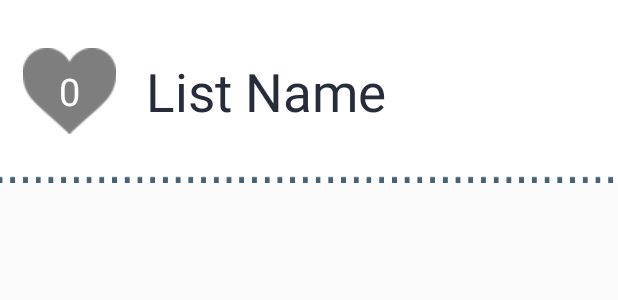
After one commit to avihay123/Veez, an Android app: the layout list_view_explorer.xml on its own in the app's theme, with its tools: preview values and no code run, on a phone screen of 412 x 824 dp. The commit adds this screen. Shown: the top 300 px of the screen. Run offline under Robolectric (Android 15) with nearby library versions, the phone set to English and light mode, and no system bars.

Commit message:
commit - add list_view_explorer layouts

```diff
--- /dev/null
+++ b/app/src/main/res/layout-land/list_view_explorer.xml
@@ -0,0 +1,34 @@
+<?xml version="1.0" encoding="utf-8"?>
+<LinearLayout xmlns:android="http://schemas.android.com/apk/res/android"
+    android:orientation="horizontal"
+    android:layout_width="match_parent"
+    android:layout_height="wrap_content"
+    android:background="@drawable/line">
+
+    <TextView
+        android:layout_width="wrap_content"
+        android:layout_height="wrap_content"
+        android:id="@+id/tv_num_likes"
+        android:background="@drawable/likes"
+        android:layout_weight="0"
+        android:text="0"
+        android:textColor="#ffffff"
+        android:textSize="25sp"
+        android:layout_gravity="center"
+        android:gravity="center"
+        android:layout_marginLeft="15dp"
+        android:layout_marginBottom="2dp"
+        android:layout_marginTop="2dp"/>
+
+        <TextView
+            android:layout_width="wrap_content"
+            android:layout_height="wrap_content"
+            android:id="@+id/tv_list_name"
+            android:textColor="#272c3b"
+            android:textSize="35sp"
+            android:text="List Name"
+            android:layout_marginLeft="20dp"
+            android:layout_gravity="center"
+            android:gravity="center"/>
+
+</LinearLayout>
--- a/app/src/main/res/layout-land/list_view_list.xml
+++ b/app/src/main/res/layout-land/list_view_list.xml
@@ -10,7 +10,7 @@
         android:layout_width="wrap_content"
         android:layout_height="wrap_content"
         android:id="@+id/tv_num_likes"
-        android:background="@drawable/likes_y_s"
+        android:background="@drawable/likes_y"
         android:layout_weight="0"
         android:text="0"
         android:textColor="#5c5959"
--- /dev/null
+++ b/app/src/main/res/layout/list_view_explorer.xml
@@ -0,0 +1,34 @@
+<?xml version="1.0" encoding="utf-8"?>
+<LinearLayout xmlns:android="http://schemas.android.com/apk/res/android"
+    android:orientation="horizontal"
+    android:layout_width="match_parent"
+    android:layout_height="wrap_content"
+    android:background="@drawable/line">
+
+    <TextView
+        android:layout_width="wrap_content"
+        android:layout_height="wrap_content"
+        android:id="@+id/tv_num_likes"
+        android:background="@drawable/likes"
+        android:layout_weight="0"
+        android:text="0"
+        android:textColor="#ffffff"
+        android:textSize="25sp"
+        android:layout_gravity="center"
+        android:gravity="center"
+        android:layout_marginLeft="15dp"
+        android:layout_marginBottom="2dp"
+        android:layout_marginTop="2dp"/>
+
+        <TextView
+            android:layout_width="wrap_content"
+            android:layout_height="wrap_content"
+            android:id="@+id/tv_list_name"
+            android:textColor="#272c3b"
+            android:textSize="35sp"
+            android:text="List Name"
+            android:layout_marginLeft="20dp"
+            android:layout_gravity="center"
+            android:gravity="center"/>
+
+</LinearLayout>
--- a/app/src/main/res/layout/list_view_list.xml
+++ b/app/src/main/res/layout/list_view_list.xml
@@ -10,7 +10,7 @@
         android:layout_width="wrap_content"
         android:layout_height="wrap_content"
         android:id="@+id/tv_num_likes"
-        android:background="@drawable/likes_y_s"
+        android:background="@drawable/likes_y"
         android:layout_weight="0"
         android:text="0"
         android:textColor="#5c5959"
```
Also changed, not shown: app/src/main/res/drawable/likes.png, app/src/main/res/drawable/likes_y.png.
